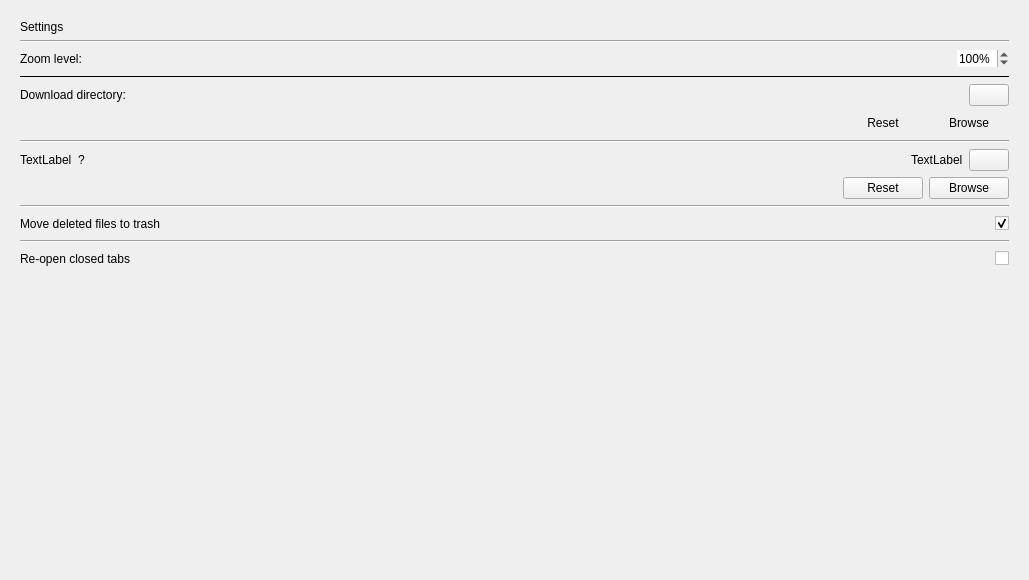
This is ui/settings.ui in kiwix/kiwix-desktop as Qt 5 draws it before an edit. The edited form follows.
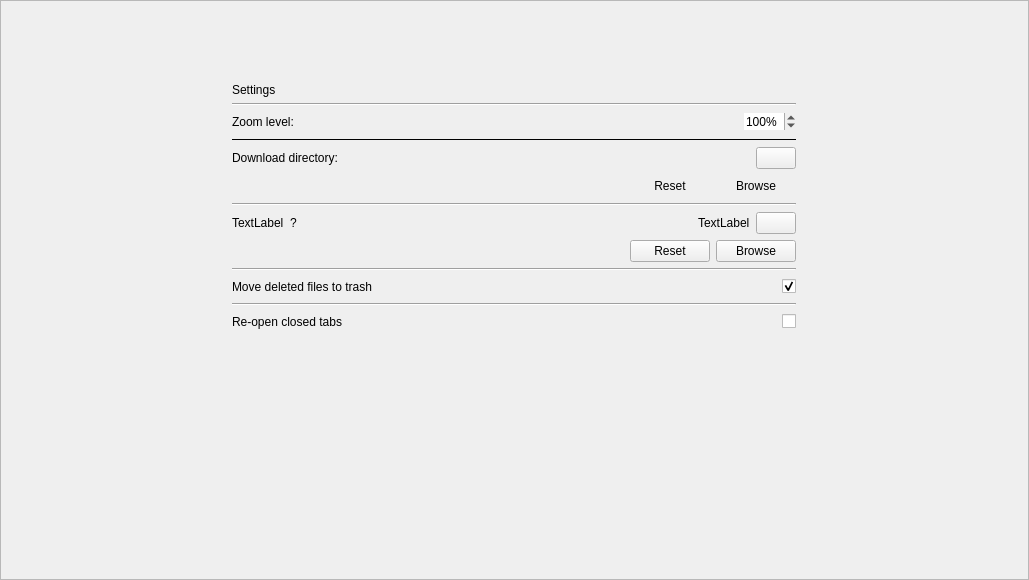
This is the edited form.

Commit message: fix: Make settings tab scrollable for better accessibility on small screens

Diff of the .ui file:
```diff
--- a/ui/settings.ui
+++ b/ui/settings.ui
@@ -1,6 +1,32 @@
 <?xml version="1.0" encoding="UTF-8"?>
 <ui version="4.0">
  <class>Settings</class>
+<widget class="QScrollArea" name="scrollArea">
+<property name="geometry">
+<rect>
+<x>0</x>
+<y>0</y>
+<width>1029</width>
+<height>580</height>
+</rect>
+</property>
+<property name="widgetResizable">
+	<bool>true</bool>
+</property>
+<widget class="QWidget" name="scrollAreaWidgetContents">
+	<property name="geometry">
+	<rect>
+		<x>0</x>
+		<y>0</y>
+		<width>1029</width>
+		<height>580</height>
+	</rect>
+	</property>
+	<layout class="QVBoxLayout" name="verticalLayout">
+		<property name="alignment">
+			<set>Qt::AlignCenter</set>
+		</property>
+	<item>
  <widget class="QWidget" name="Settings">
   <property name="geometry">
    <rect>
@@ -19,7 +45,7 @@
   <property name="minimumSize">
    <size>
     <width>600</width>
-    <height>0</height>
+    <height>450</height>
    </size>
   </property>
   <property name="windowTitle">
@@ -406,6 +432,10 @@
    </item>
   </layout>
  </widget>
+ 	</item>
+</layout>
+</widget>
+</widget>
  <resources/>
  <connections/>
 </ui>
```
The commit also changes 2 other files.
